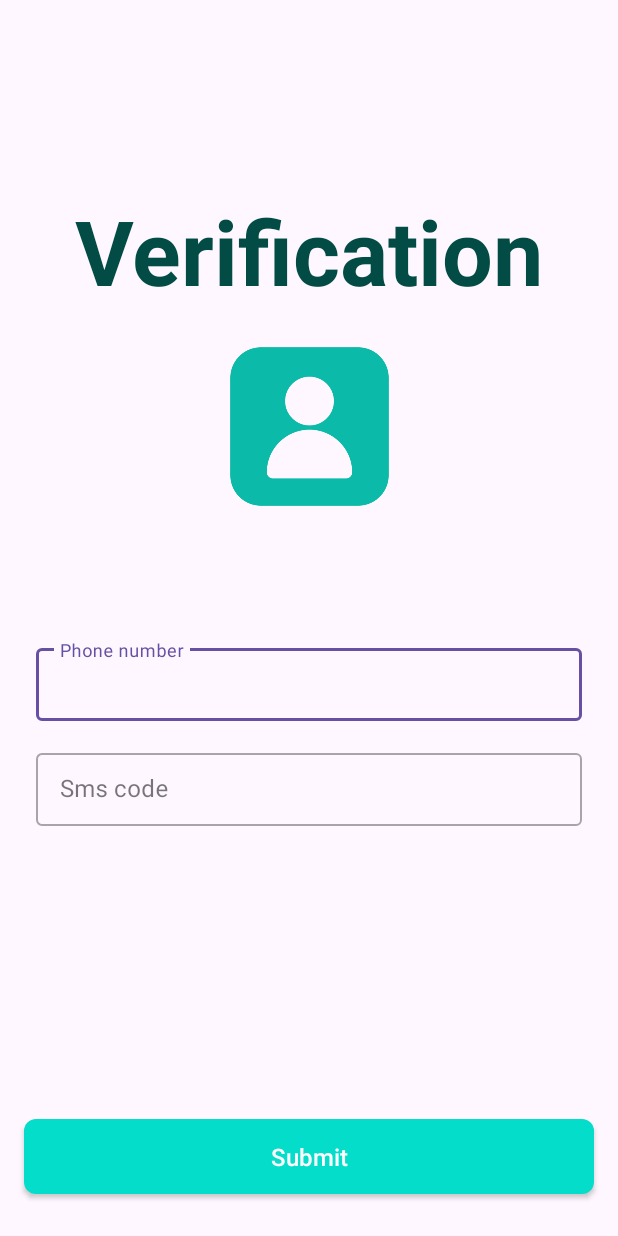
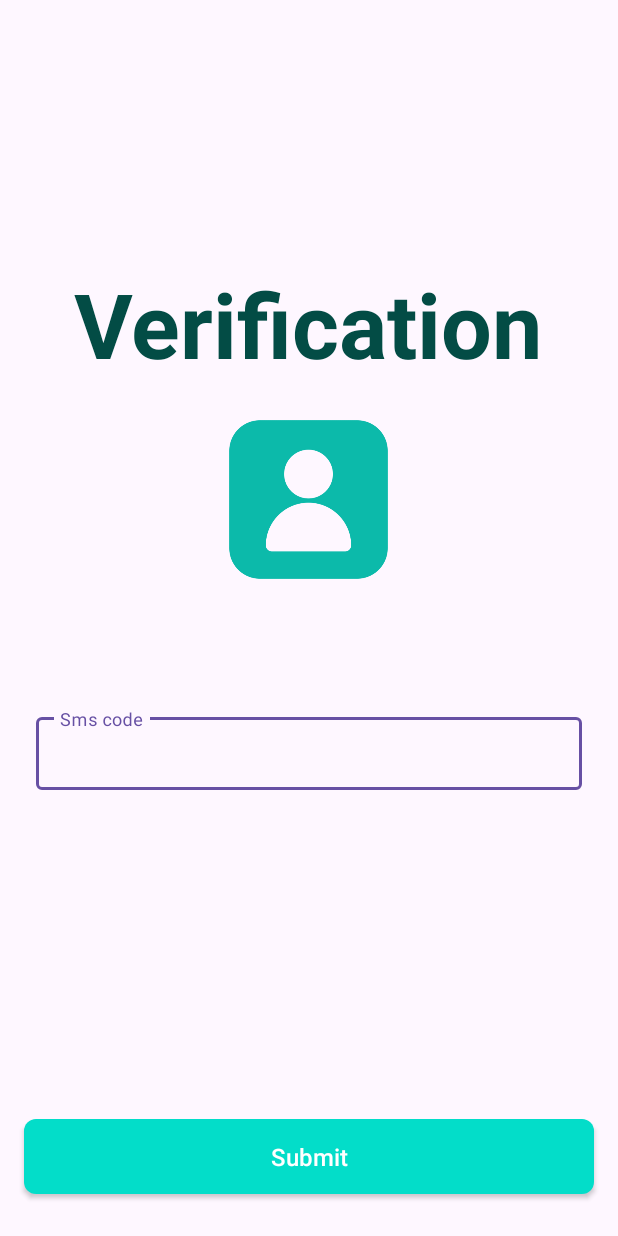
Before and after one commit to Muhriddin7675/ContactOnlineInLocal, an Android app: the layout screen_verify.xml on its own in the app's theme, with its tools: preview values and no code run, on a phone screen of 412 x 824 dp. Run offline under Robolectric (Android 15) with nearby library versions, the phone set to English and light mode, and no system bars.

Commit message:
navigation carotinga o'tqazildi

```diff
--- a/app/src/main/java/com/example/mycontactonlyan_3/domain/ContactRepositoryImpl.kt
+++ b/app/src/main/java/com/example/mycontactonlyan_3/domain/ContactRepositoryImpl.kt
@@ -31,11 +31,9 @@ class ContactRepositoryImpl @Inject constructor(
     private val networkStatusValidator: NetworkStatusValidator,
 ) : ContactRepository {
 
-
     private fun token(): String = MyShared.getToken()
 
     override fun getAllContact(): Flow<ResultData<List<ContactUIData>>> = flowResponse {
-
 
         val remoteList = api.getAllContact(token())
         val list = margeDate(remoteList.body() ?: emptyList(), contactDao.getAllContactLocal())
--- a/app/src/main/java/com/example/mycontactonlyan_3/presenter/screens/edit/EditScreen.kt
+++ b/app/src/main/java/com/example/mycontactonlyan_3/presenter/screens/edit/EditScreen.kt
@@ -58,7 +58,8 @@ class EditScreen : Fragment(R.layout.screen_contact_edit) {
             binding.editInputLastName.textChanges().map { it.length > 3 },
             binding.editInputPhone.textChanges().map { it.length == 13 && it.startsWith("+998") },
             transform = { firstName, lastName, phone -> firstName && lastName && phone }
-        ).onEach { binding.buttonEdit.isEnabled = it }.flowWithLifecycle(lifecycle)
+        ).onEach {
+            binding.buttonEdit.isEnabled = it }.flowWithLifecycle(lifecycle)
             .launchIn(lifecycleScope)
         binding.buttonBack.setOnClickListener {
             viewModel.closeScreen()
--- a/app/src/main/java/com/example/mycontactonlyan_3/presenter/screens/register/RegisterViewModelImpl.kt
+++ b/app/src/main/java/com/example/mycontactonlyan_3/presenter/screens/register/RegisterViewModelImpl.kt
@@ -35,7 +35,7 @@ class RegisterViewModelImpl @Inject constructor(
                 it.onSuccess {
                     viewModelScope.launch {
                         progressLiveData.value = false
-                        navigator.navigateTo(RegisterScreenDirections.actionRegisterScreenToVerifyScreen())
+                        navigator.navigateTo(RegisterScreenDirections.actionRegisterScreenToVerifyScreen(phone))
                     }
                 }
 
--- /dev/null
+++ b/app/src/main/java/com/example/mycontactonlyan_3/presenter/screens/splash/SplashViewModel.kt
@@ -0,0 +1,6 @@
+package com.example.mycontactonlyan_3.presenter.screens.splash
+
+interface SplashViewModel {
+    fun openLoginScreen()
+    fun openContactScreen()
+}
--- a/app/src/main/res/layout/screen_verify.xml
+++ b/app/src/main/res/layout/screen_verify.xml
@@ -15,51 +15,31 @@
         android:textStyle="bold"
         android:layout_marginBottom="12dp"
         android:textSize="60sp"
-
         />
     <ImageView
         android:id="@+id/image_contact"
         android:layout_width="130dp"
         android:layout_height="130dp"
         android:src="@drawable/ic_contact"
+        app:layout_constraintBottom_toTopOf="@+id/btn_submit"
+        app:layout_constraintEnd_toEndOf="parent"
+        app:layout_constraintHorizontal_bias="0.498"
+        app:layout_constraintStart_toStartOf="parent"
         app:layout_constraintTop_toTopOf="parent"
-        app:layout_constraintEnd_toEndOf="parent"
-        app:layout_constraintStart_toStartOf="parent"
-        app:layout_constraintBottom_toTopOf="@id/inputPhone"
-        app:layout_constraintVertical_bias="0.74"
+        app:layout_constraintVertical_bias="0.435"
         app:tint="#0CBAAA" />
 
     <com.google.android.material.textfield.TextInputLayout
-        android:id="@+id/inputPhone"
-        app:layout_constraintTop_toTopOf="parent"
-        app:layout_constraintVertical_chainStyle="packed"
-        app:layout_constraintBottom_toTopOf="@id/inputCode"
+        android:id="@+id/inputCode"
         style="@style/Widget.MaterialComponents.TextInputLayout.OutlinedBox.Dense"
         android:layout_width="match_parent"
         android:layout_height="wrap_content"
         android:layout_marginHorizontal="24dp"
-        app:layout_constraintVertical_bias="0.6"
-        android:layout_marginTop="16dp">
-
-        <com.google.android.material.textfield.TextInputEditText
-            android:id="@+id/editPhone"
-            android:layout_width="match_parent"
-            android:layout_height="match_parent"
-            android:hint="@string/phone_number"
-            android:inputType="phone"
-            android:lines="1"
-            android:maxLength="13" />
-    </com.google.android.material.textfield.TextInputLayout>
-
-    <com.google.android.material.textfield.TextInputLayout
-        android:id="@+id/inputCode"
+        app:layout_constraintVertical_bias="0.2"
         app:layout_constraintBottom_toBottomOf="parent"
-        app:layout_constraintTop_toBottomOf="@id/inputPhone"
-        style="@style/Widget.MaterialComponents.TextInputLayout.OutlinedBox.Dense"
-        android:layout_width="match_parent"
-        android:layout_height="wrap_content"
-        android:layout_marginHorizontal="24dp"
-        android:layout_marginTop="16dp">
+        app:layout_constraintEnd_toEndOf="parent"
+        app:layout_constraintStart_toStartOf="parent"
+        app:layout_constraintTop_toBottomOf="@id/image_contact">
 
         <com.google.android.material.textfield.TextInputEditText
             android:id="@+id/editCode"
@@ -80,9 +60,9 @@
         android:background="@drawable/bg_btn"
         android:elevation="150dp"
         android:text="@string/submit"
-        android:textSize="16sp"
         android:textAllCaps="false"
         android:textColor="#fff"
+        android:textSize="16sp"
         app:layout_constraintBottom_toBottomOf="parent"
         app:layout_constraintEnd_toEndOf="parent"
         app:layout_constraintStart_toStartOf="parent" />
--- a/app/src/main/res/navigation/my_navigation.xml
+++ b/app/src/main/res/navigation/my_navigation.xml
@@ -96,5 +96,8 @@
             app:destination="@id/contactScreen"
             app:popUpTo="@id/loginScreen"
             app:popUpToInclusive="true" />
+        <argument
+            android:name="phone"
+            app:argType="string" />
     </fragment>
 </navigation>
```
Also changed, not shown: app/src/main/java/com/example/mycontactonlyan_3/presenter/screens/splash/SplashScreen.kt (+8 -6 lines), app/src/main/java/com/example/mycontactonlyan_3/presenter/screens/splash/SplashViewModelImpl.kt (added, +25 -0 lines), app/src/main/java/com/example/mycontactonlyan_3/presenter/screens/verify/VerifyScreen.kt (+5 -5 lines).
